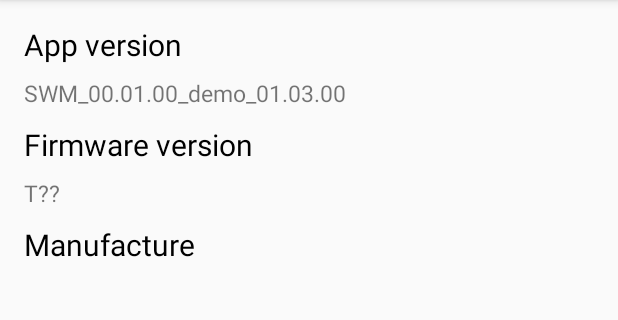
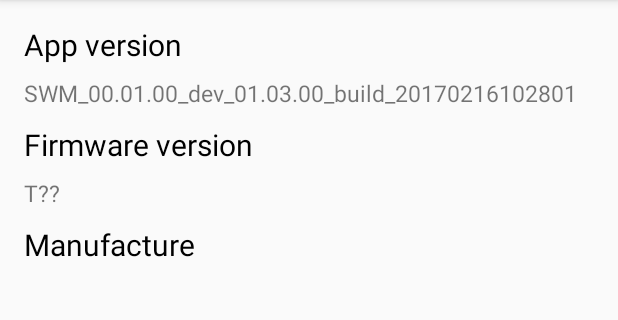
Before and after one commit to shower929/ecg, an Android app: the AppInfoActivity screen opened directly, with no data from a screen before it, on a phone screen of 412 x 824 dp, the part 84-404 px from its top. Run offline under Robolectric (Android 15) with nearby library versions, the phone set to English and light mode, and no system bars.

Commit message:
Update version code

```diff
--- a/app/src/main/res/layout/activity_app_info.xml
+++ b/app/src/main/res/layout/activity_app_info.xml
@@ -21,7 +21,7 @@
         android:id="@+id/swm_app_version"
         android:layout_height="wrap_content"
         android:layout_width="wrap_content"
-        android:text="SWM_00.01.00_demo_01.03.00"
+        android:text="SWM_00.01.00_dev_01.03.00_build_20170216102801"
         android:textSize="15dp"
         android:layout_below="@id/swm_app_version_label"
         android:layout_marginTop="8dp"
```
